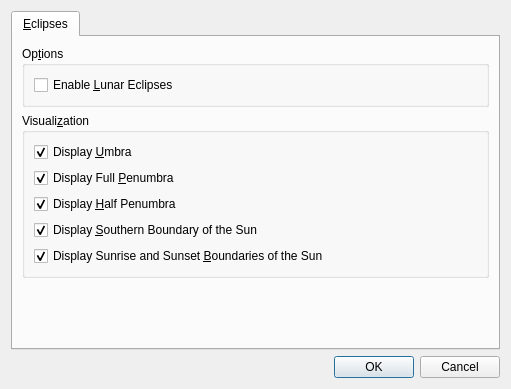
The window that src/plugins/render/eclipses/EclipsesConfigDialog.ui (KDE/marble) describes before a commit, drawn with Qt 5.
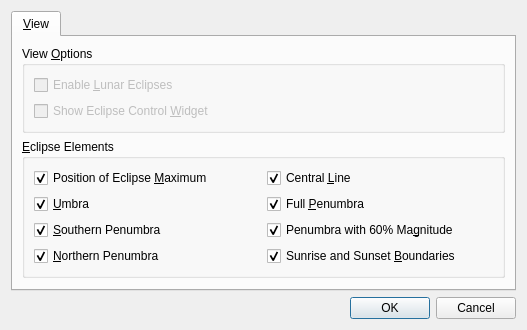
The same window after the commit.

Commit message: EclipsesPlugin: Redesign config dialog

```diff
--- a/src/plugins/render/eclipses/EclipsesConfigDialog.ui
+++ b/src/plugins/render/eclipses/EclipsesConfigDialog.ui
@@ -9,8 +9,8 @@
    <rect>
     <x>0</x>
     <y>0</y>
-    <width>511</width>
-    <height>389</height>
+    <width>527</width>
+    <height>329</height>
    </rect>
   </property>
   <property name="windowTitle">
@@ -27,75 +27,118 @@
      </property>
      <widget class="QWidget" name="tabEclipses">
       <attribute name="title">
-       <string>&amp;Eclipses</string>
+       <string>&amp;View</string>
       </attribute>
       <layout class="QVBoxLayout" name="verticalLayout_2">
        <item>
         <widget class="QGroupBox" name="groupBoxOptions">
          <property name="title">
-          <string>Op&amp;tions</string>
+          <string>View &amp;Options</string>
          </property>
          <layout class="QVBoxLayout" name="verticalLayout_5">
           <item>
            <widget class="QCheckBox" name="checkBoxEnableLunarEcl">
+            <property name="enabled">
+             <bool>false</bool>
+            </property>
             <property name="text">
              <string>Enable &amp;Lunar Eclipses</string>
             </property>
            </widget>
           </item>
+          <item>
+           <widget class="QCheckBox" name="checkBox">
+            <property name="enabled">
+             <bool>false</bool>
+            </property>
+            <property name="text">
+             <string>Show Eclipse Control &amp;Widget</string>
+            </property>
+           </widget>
+          </item>
          </layout>
         </widget>
        </item>
        <item>
         <widget class="QGroupBox" name="groupBoxVisualization">
          <property name="title">
-          <string>Visuali&amp;zation</string>
+          <string>&amp;Eclipse Elements</string>
          </property>
-         <layout class="QVBoxLayout" name="verticalLayout_4">
-          <item>
-           <widget class="QCheckBox" name="checkBoxDisplayUmbra">
+         <layout class="QGridLayout" name="gridLayout">
+          <item row="6" column="0">
+           <widget class="QCheckBox" name="checkBoxNorthernPenumbra">
             <property name="text">
-             <string>Display &amp;Umbra</string>
+             <string>&amp;Northern Penumbra</string>
             </property>
             <property name="checked">
              <bool>true</bool>
             </property>
            </widget>
           </item>
-          <item>
-           <widget class="QCheckBox" name="checkBoxDisplayFullPen">
+          <item row="2" column="0">
+           <widget class="QCheckBox" name="checkBoxUmbra">
             <property name="text">
-             <string>Display Full &amp;Penumbra</string>
+             <string>&amp;Umbra</string>
             </property>
             <property name="checked">
              <bool>true</bool>
             </property>
            </widget>
           </item>
-          <item>
-           <widget class="QCheckBox" name="checkBoxDisplayHalfPen">
+          <item row="0" column="0">
+           <widget class="QCheckBox" name="checkBoxMaximum">
             <property name="text">
-             <string>Display &amp;Half Penumbra</string>
+             <string>Position of Eclipse &amp;Maximum</string>
             </property>
             <property name="checked">
              <bool>true</bool>
             </property>
            </widget>
           </item>
-          <item>
-           <widget class="QCheckBox" name="checkBoxDisplaySouthBounds">
+          <item row="0" column="1">
+           <widget class="QCheckBox" name="checkBoxCentralLine">
             <property name="text">
-             <string>Display &amp;Southern Boundary of the Sun</string>
+             <string>Central &amp;Line</string>
             </property>
             <property name="checked">
              <bool>true</bool>
             </property>
            </widget>
           </item>
-          <item>
-           <widget class="QCheckBox" name="checkBoxDisplayBounds">
+          <item row="2" column="1">
+           <widget class="QCheckBox" name="checkBoxFullPenUmbra">
             <property name="text">
-             <string>Display Sunrise and Sunset &amp;Boundaries of the Sun</string>
+             <string>Full &amp;Penumbra</string>
+            </property>
+            <property name="checked">
+             <bool>true</bool>
+            </property>
+           </widget>
+          </item>
+          <item row="6" column="1">
+           <widget class="QCheckBox" name="checkBoxSunsetBoundaries">
+            <property name="text">
+             <string>Sunrise and Sunset &amp;Boundaries</string>
+            </property>
+            <property name="checked">
+             <bool>true</bool>
+            </property>
+           </widget>
+          </item>
+          <item row="5" column="0">
+           <widget class="QCheckBox" name="checkBoxSouthernPenumbra">
+            <property name="text">
+             <string>&amp;Southern Penumbra</string>
+            </property>
+            <property name="checked">
+             <bool>true</bool>
+            </property>
+           </widget>
+          </item>
+          <item row="5" column="1">
+           <widget class="QCheckBox" name="checkBox60MagPenUmbra">
+            <property name="text">
+             <string>Penumbra with 60% Ma&amp;gnitude</string>
             </property>
             <property name="checked">
              <bool>true</bool>
```
Left out of the diff: 4 changed lines with no effect on the pictures.
